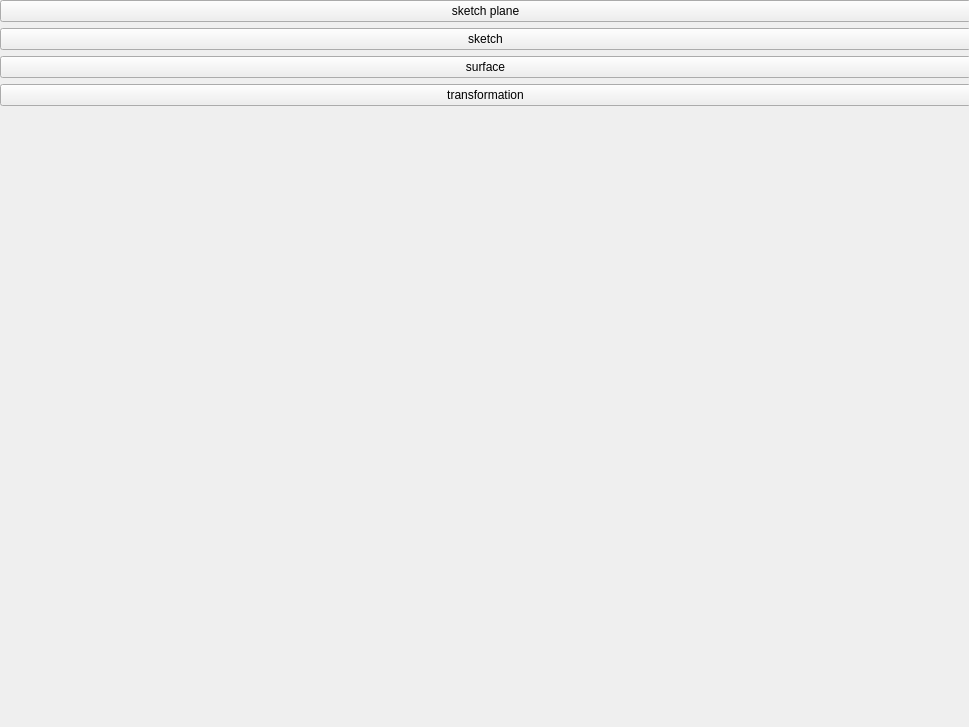
antonioc76/CADTheoryFinalProject, file python/firstDraft/CADUI.ui: the form before one commit.
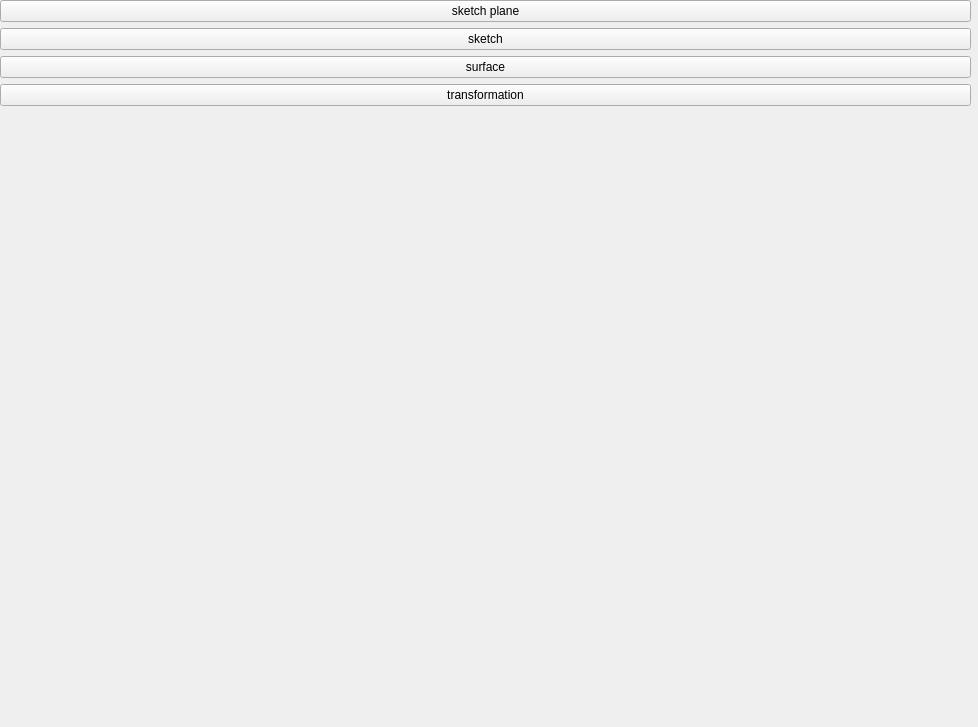
The form after the commit.

The edit to the form file:
```diff
--- a/python/firstDraft/CADUI.ui
+++ b/python/firstDraft/CADUI.ui
@@ -6,7 +6,7 @@
    <rect>
     <x>0</x>
     <y>0</y>
-    <width>969</width>
+    <width>978</width>
     <height>727</height>
    </rect>
   </property>
@@ -63,10 +63,10 @@
           <widget class="QWidget" name="verticalLayoutWidget_4">
            <property name="geometry">
             <rect>
-             <x>0</x>
-             <y>0</y>
-             <width>481</width>
-             <height>631</height>
+             <x>10</x>
+             <y>10</y>
+             <width>431</width>
+             <height>581</height>
             </rect>
            </property>
            <layout class="QVBoxLayout" name="optionLayout"/>
```
Left out of the diff: 6 changed lines with no effect on the pictures.
